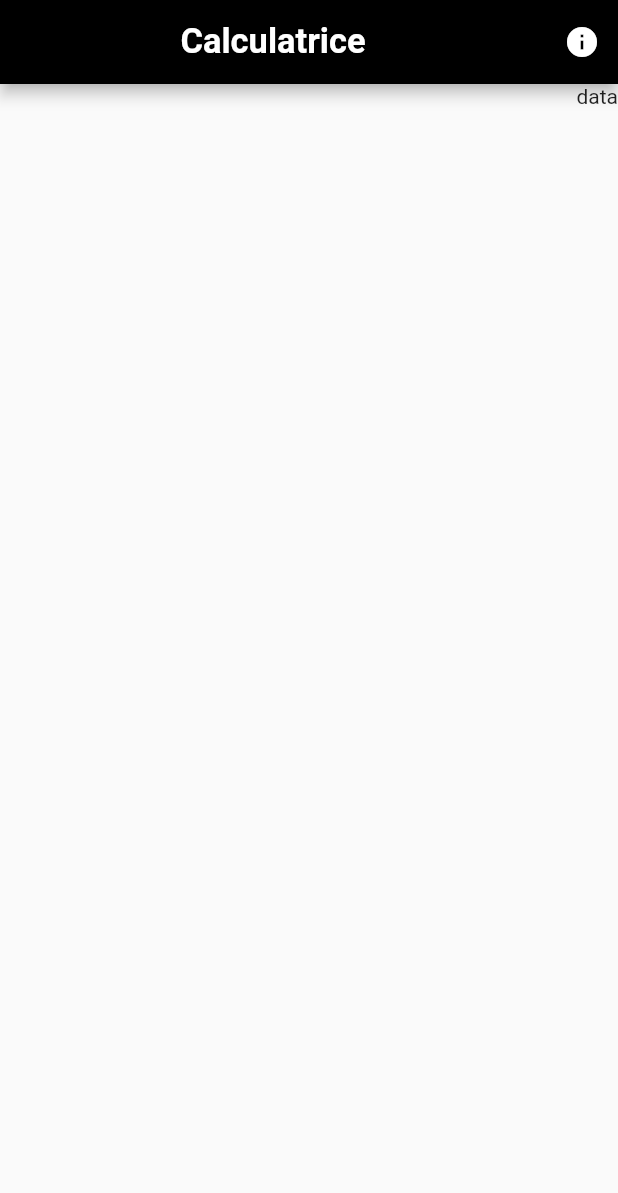
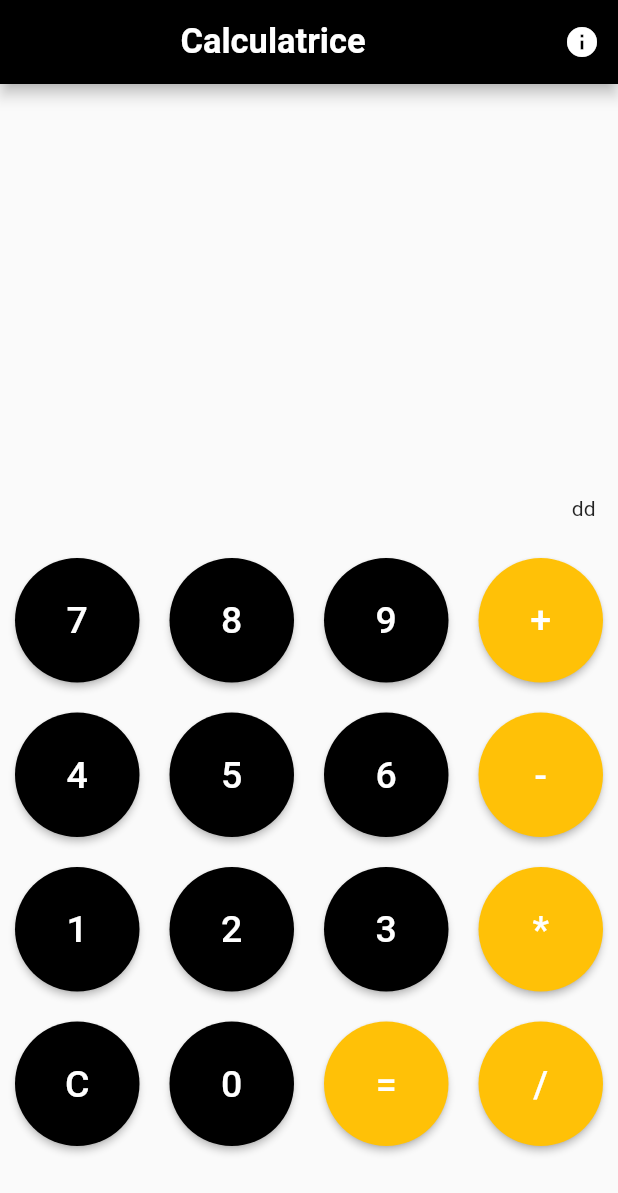
Before and after one commit to TalelMejri/Calculatrice_flutter, a Flutter app: the screen it shows after launch, on a phone screen of 412 x 824 dp. Shown: the top 1193 px of the screen. Run offline on Flutter 3.47's test engine with Material 2 defaults, Android fonts, the phone set to English and light mode, and no system bars.

Commit message:
design button

```diff
--- a/lib/CalculatrciePart.dart
+++ b/lib/CalculatrciePart.dart
@@ -1,5 +1,5 @@
 import 'package:flutter/material.dart';
-
+import 'prop_calcul.dart';
 
 class CalcPart extends StatefulWidget {
   const CalcPart({super.key});
@@ -8,17 +8,25 @@ class CalcPart extends StatefulWidget {
 }
 
 class _CalcPart extends State<CalcPart> {
+
+  bool isNotNumber(val){
+    if(val=="+" || val=="*" || val=="-" || val=="/" || val=="="){
+      return true;
+    }
+    return false;
+  }
+
+  final _prop=prop;
   @override
   Widget build(BuildContext context) {
-    return SafeArea(
-              child:
-               Container(alignment: Alignment.bottomRight,
-                         child: Column(
-                          children: [
-                            Text("data")
-                          ],
-                         )
-                )
-            );
+    return GridView.builder(
+      gridDelegate: const SliverGridDelegateWithFixedCrossAxisCount(crossAxisCount: 4),
+      itemCount: prop.length,
+       itemBuilder: (context, index) {
+          return Padding(padding: const EdgeInsets.all(10),child:ElevatedButton(onPressed: (){},
+            style: ElevatedButton.styleFrom(shape: const CircleBorder(),backgroundColor: isNotNumber(prop[index])  ? Colors.amber : Colors.black , padding: const EdgeInsets.all(20)),
+            child: Text(prop[index],style: const TextStyle(fontSize: 25,color: Colors.white)),
+         ));
+       },);
   }
 }
--- a/lib/main.dart
+++ b/lib/main.dart
@@ -1,6 +1,8 @@
 import 'package:calculatrice/CalculatrciePart.dart';
 import 'package:flutter/material.dart';
 import 'InfoPersonel.dart';
+
+
 void main(){
   runApp(const MyApp());
 }
@@ -61,7 +63,23 @@ class _CalculScreen extends State<CalculScreen> {
            , icon: const Icon(Icons.info))
          ],
          ),
-         body: const CalcPart(),
-    );
-  }
+         body:
+         Container(
+          margin: const EdgeInsets.only(top: 260),
+          child:  const Column(
+               mainAxisAlignment: MainAxisAlignment.end,
+               children: [
+                Padding(padding: EdgeInsets.all(15),
+                    child: Row(
+                  mainAxisAlignment: MainAxisAlignment.end,
+                  children:<Widget> [ Text("dd"),],
+                ),
+                 ),
+                Expanded(child: CalcPart()),
+               ],
+            ),
+         )
+
+         );
+       }
 }
--- /dev/null
+++ b/lib/prop_calcul.dart
@@ -0,0 +1,8 @@
+import 'package:flutter/material.dart';
+
+List<String> prop=[
+  "7","8","9","+",
+  "4","5","6","-",
+  "1","2","3","*",
+  "C","0","=","/"
+];
```
